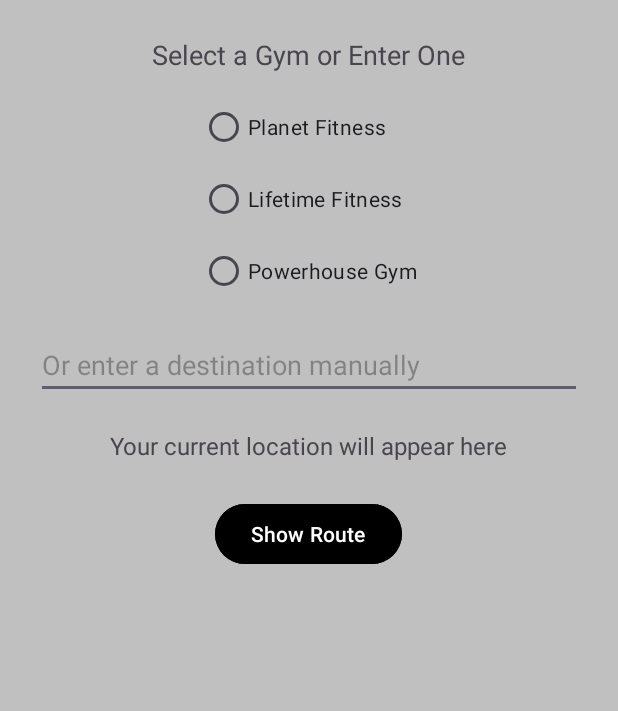
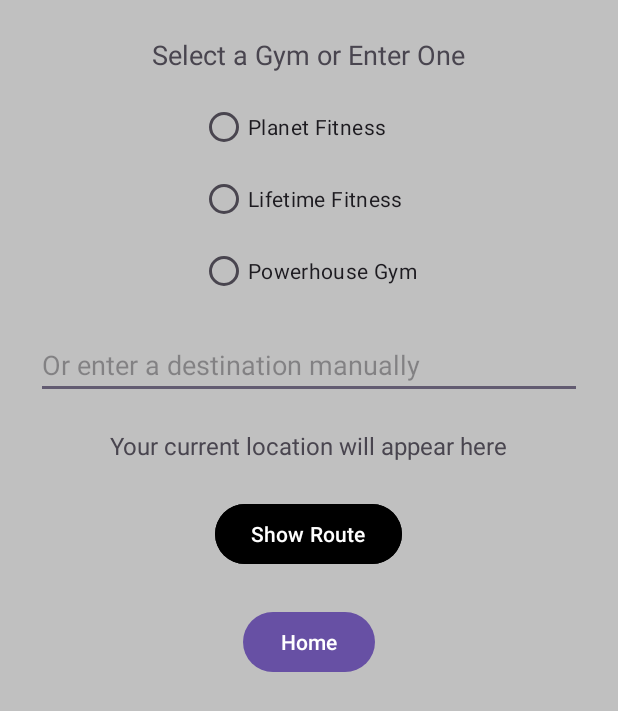
Before and after one commit to ellio357/GroupProject476, an Android app: the FindGymActivity screen opened directly, with no data from a screen before it, on a phone screen of 412 x 824 dp. Shown: the top 711 px of the screen. Run offline under Robolectric (Android 15) with nearby library versions, the phone set to English and light mode, and no system bars.

Commit message:
added home button

```diff
--- a/app/src/main/java/edu/msu/ellio357/groupproject476/FindGymActivity.java
+++ b/app/src/main/java/edu/msu/ellio357/groupproject476/FindGymActivity.java
@@ -51,6 +51,13 @@
             } else if (checkedId == R.id.radioPowerhouse) {
                 editTextLocationInput.setText(R.string.powerhouse_gym);
             }
+        });
+        Button buttonHome = findViewById(R.id.buttonHome);
+        buttonHome.setOnClickListener(v -> {
+            Intent intent = new Intent(FindGymActivity.this, DashboardActivity.class);
+            intent.addFlags(Intent.FLAG_ACTIVITY_CLEAR_TOP | Intent.FLAG_ACTIVITY_SINGLE_TOP);
+            startActivity(intent);
+            finish();
         });
 
 
--- a/app/src/main/res/layout/activity_find_gym.xml
+++ b/app/src/main/res/layout/activity_find_gym.xml
@@ -64,11 +64,19 @@
             android:layout_marginBottom="24dp"
             android:textAlignment="center" />
 
+
         <Button
             android:id="@+id/buttonShowRoute"
             android:layout_width="wrap_content"
             android:layout_height="wrap_content"
             android:backgroundTint="@android:color/black"
             android:text="@string/show_route" />
+        <Button
+            android:id="@+id/buttonHome"
+            android:layout_width="wrap_content"
+            android:layout_height="wrap_content"
+            android:text="@string/home"
+            android:layout_marginTop="24dp" />
+
     </LinearLayout>
 </ScrollView>
```
